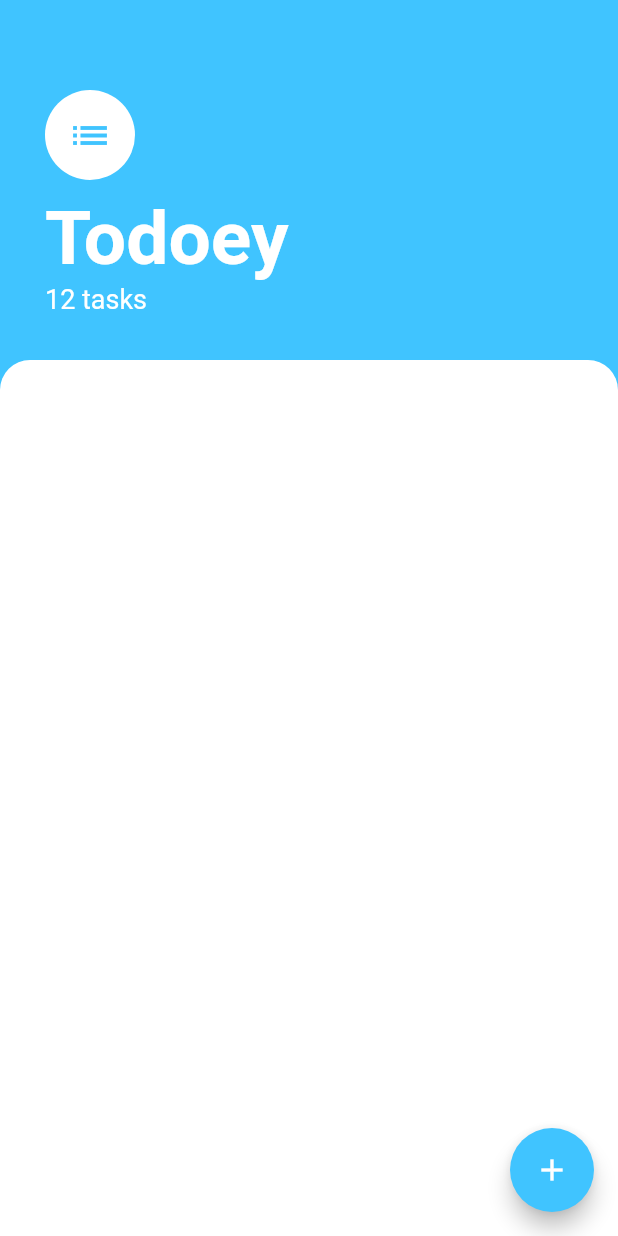
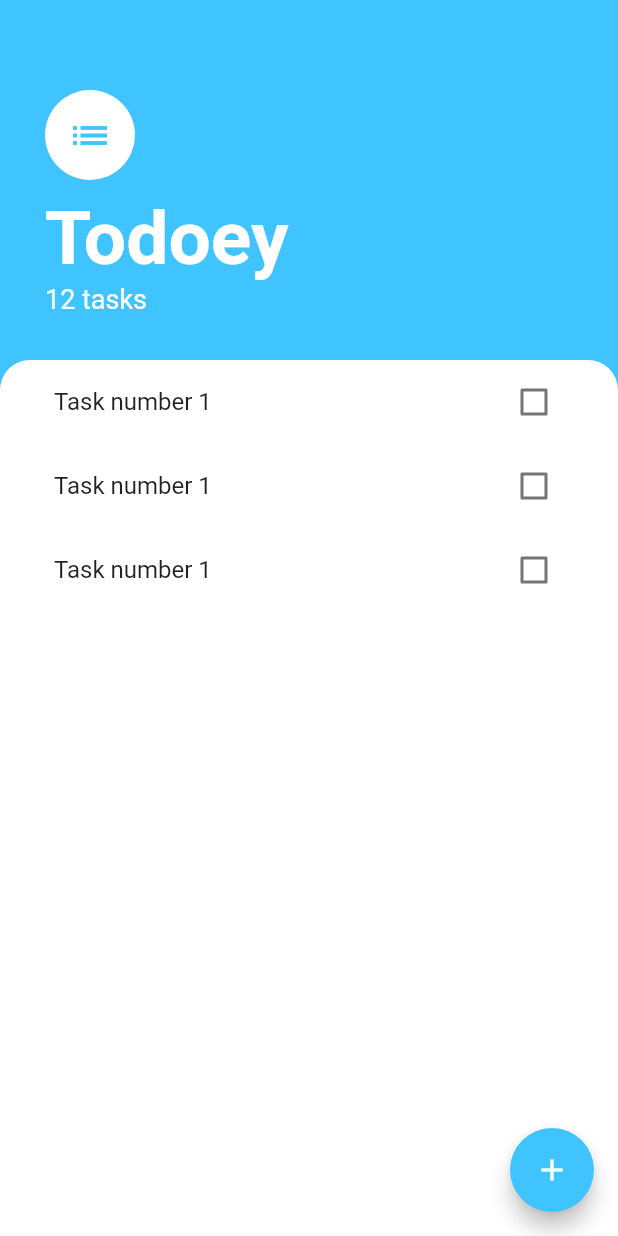
Before and after one commit to Andres-MI/Todoey_flutter, a Flutter app: the screen it shows after launch, on a phone screen of 412 x 824 dp. Run offline on Flutter 3.47's test engine with Material 2 defaults, Android fonts, the phone set to English and light mode, and no system bars.

Commit message:
Added ListView builder. Placeholder info

```diff
--- a/lib/screens/tasks_screen.dart
+++ b/lib/screens/tasks_screen.dart
@@ -1,4 +1,6 @@
 import 'package:flutter/material.dart';
+
+import '../widgets/task_list.dart';
 
 class TasksScreen extends StatelessWidget {
   const TasksScreen({Key? key}) : super(key: key);
@@ -49,11 +51,14 @@ class TasksScreen extends StatelessWidget {
           ),
           Expanded(
             child: Container(
-                decoration: const BoxDecoration(
-                    color: Colors.white,
-                    borderRadius: BorderRadius.only(
-                        topLeft: Radius.circular(20.0),
-                        topRight: Radius.circular(20.0)))),
+              padding: const EdgeInsets.symmetric(horizontal: 20.0),
+              decoration: const BoxDecoration(
+                  color: Colors.white,
+                  borderRadius: BorderRadius.only(
+                      topLeft: Radius.circular(20.0),
+                      topRight: Radius.circular(20.0))),
+              child: const TaskList(),
+            ),
           )
         ],
       ),
--- /dev/null
+++ b/lib/widgets/task_list.dart
@@ -0,0 +1,18 @@
+import 'package:flutter/material.dart';
+
+class TaskList extends StatelessWidget {
+  const TaskList({Key? key,}) : super(key: key);
+
+  @override
+  Widget build(BuildContext context) {
+    return ListView.builder(
+      itemBuilder: (BuildContext context, int index) {
+        return CheckboxListTile(
+            title: const Text('Task number 1'),
+            value: false,
+            onChanged: (bool? value) {});
+      },
+      itemCount: 3,
+    );
+  }
+}
```
Also changed, not shown: lib/widgets/task_tile.dart (added).
